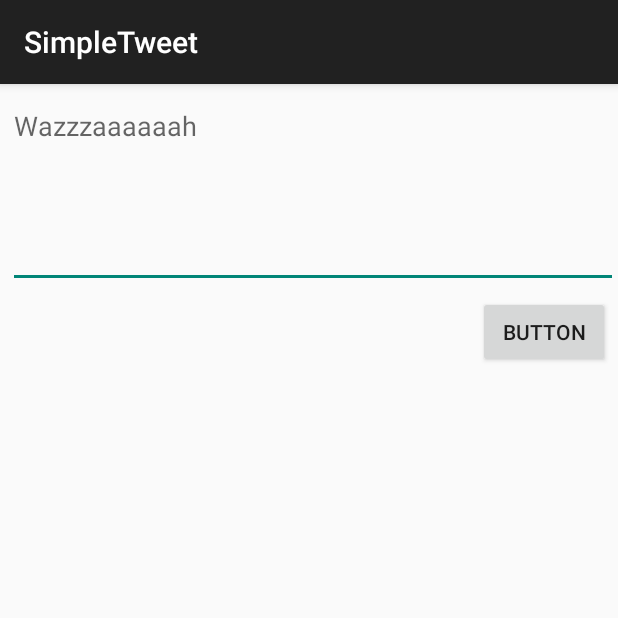
After one commit to toddmvegas/SimpleTweet, an Android app: the ComposeActivity screen opened directly, with no data from a screen before it, on a phone screen of 412 x 824 dp, the top half of it. The commit adds this screen. Run offline under Robolectric (Android 15) with nearby library versions, the phone set to English and light mode, and no system bars.

Commit message:
Added activity menu bar and compose button, began to add compose tweet layout.

```diff
--- a/app/src/main/AndroidManifest.xml
+++ b/app/src/main/AndroidManifest.xml
@@ -13,6 +13,9 @@
         android:icon="@drawable/ic_launcher"
         android:label="@string/app_name"
         android:theme="@style/AppTheme">
+        <activity
+            android:name=".ComposeActivity"
+            android:exported="true" />
         <activity
             android:name=".TimelineActivity"
             android:exported="true" />
--- /dev/null
+++ b/app/src/main/java/com/codepath/apps/restclienttemplate/ComposeActivity.java
@@ -0,0 +1,42 @@
+package com.codepath.apps.restclienttemplate;
+
+import androidx.appcompat.app.AppCompatActivity;
+
+import android.os.Bundle;
+import android.view.View;
+import android.widget.Button;
+import android.widget.EditText;
+import android.widget.Toast;
+
+public class ComposeActivity extends AppCompatActivity {
+
+    EditText etCompose;
+    Button btnTweet;
+
+    @Override
+    protected void onCreate(Bundle savedInstanceState) {
+        super.onCreate(savedInstanceState);
+        setContentView(R.layout.activity_compose);
+
+        etCompose = findViewById(R.id.etCompose);
+        btnTweet = findViewById(R.id.btnTweet);
+
+        // Set click listener on button
+        btnTweet.setOnClickListener(new View.OnClickListener() {
+            @Override
+            public void onClick(View view) {
+                String tweetContent = etCompose.getText().toString();
+                if (tweetContent.length() > 140) {
+                    Toast.makeText(ComposeActivity.this, "Sorry, your tweet cannot be empty", Toast.LENGTH_LONG).show();
+                }
+                if (tweetContent.isEmpty()) {
+                    Toast.makeText(ComposeActivity.this, "Sorry, your tweet is too long", Toast.LENGTH_LONG).show();
+                }
+                Toast.makeText(ComposeActivity.this, tweetContent, Toast.LENGTH_LONG).show();
+                // Make an API call to Twitter to publish the tweet
+            }
+        });
+
+    }
+
+}
--- /dev/null
+++ b/app/src/main/res/layout/activity_compose.xml
@@ -0,0 +1,33 @@
+<?xml version="1.0" encoding="utf-8"?>
+<RelativeLayout
+    xmlns:android="http://schemas.android.com/apk/res/android"
+    xmlns:app="http://schemas.android.com/apk/res-auto"
+    xmlns:tools="http://schemas.android.com/tools"
+    android:layout_width="match_parent"
+    android:layout_height="match_parent"
+    tools:context=".ComposeActivity">
+
+    <EditText
+        android:id="@+id/etCompose"
+        android:layout_width="match_parent"
+        android:layout_height="wrap_content"
+        android:layout_alignParentStart="true"
+        android:layout_alignParentTop="true"
+        android:layout_marginStart="5dp"
+        android:layout_marginTop="5dp"
+        android:ems="10"
+        android:gravity="start|top"
+        android:hint="Wazzzaaaaaah"
+        android:inputType="textMultiLine"
+        android:minLines="5" />
+
+    <Button
+        android:id="@+id/btnTweet"
+        android:layout_width="wrap_content"
+        android:layout_height="wrap_content"
+        android:layout_below="@+id/etCompose"
+        android:layout_alignParentEnd="true"
+        android:layout_marginTop="5dp"
+        android:layout_marginEnd="5dp"
+        android:text="Button" />
+</RelativeLayout>
```
Also changed, not shown: app/src/main/java/com/codepath/apps/restclienttemplate/TimelineActivity.java (+21 -0 lines), app/src/main/res/menu/menu_main.xml (added, +10 -0 lines).
